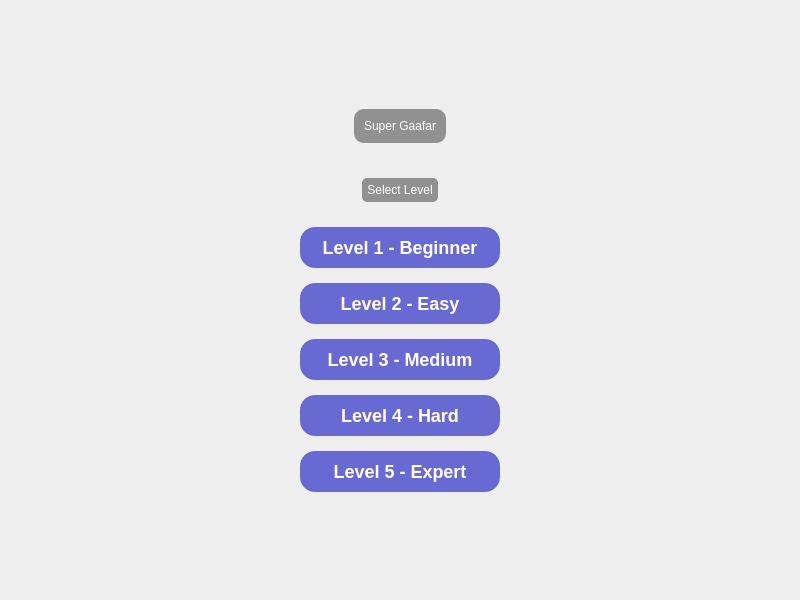
First picture: the form in Super-Gaafar/levelselection.ui, repository moh-any/Super-Gaafar, before the edit.
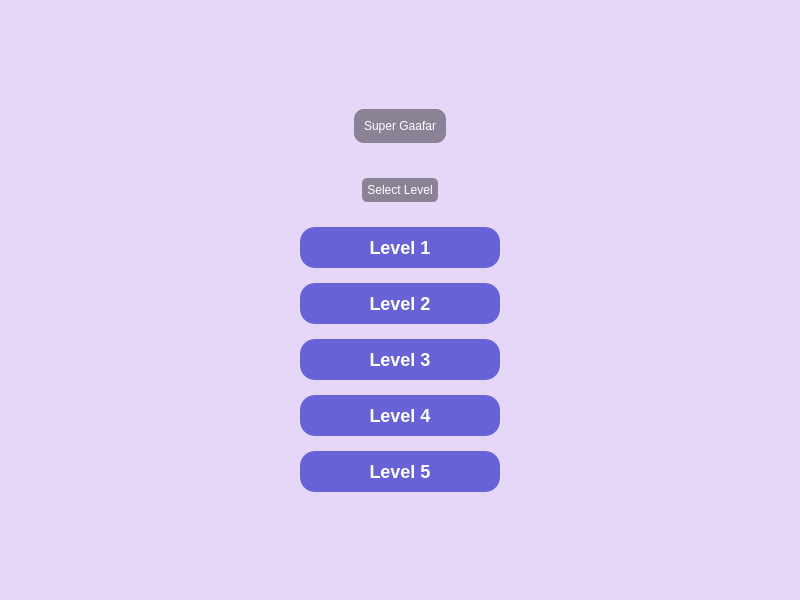
Second picture: the form after the edit. Icons and pictures are not drawn.

```diff
--- a/Super-Gaafar/levelselection.ui
+++ b/Super-Gaafar/levelselection.ui
@@ -14,7 +14,7 @@
    <string>Super Gaafar - Level Selection</string>
   </property>
   <property name="styleSheet">
-   <string notr="true">background-image: url(:/images/images/background.png);</string>
+   <string notr="true">background-color: #e6d6f7;</string>
   </property>
   <widget class="QWidget" name="centralwidget">
    <widget class="QWidget" name="contentContainer" native="true">
@@ -138,7 +138,7 @@
 }</string>
        </property>
        <property name="text">
-        <string>Level 1 - Beginner</string>
+        <string>Level 1</string>
        </property>
       </widget>
      </item>
@@ -170,7 +170,7 @@
 }</string>
        </property>
        <property name="text">
-        <string>Level 2 - Easy</string>
+        <string>Level 2</string>
        </property>
       </widget>
      </item>
@@ -202,7 +202,7 @@
 }</string>
        </property>
        <property name="text">
-        <string>Level 3 - Medium</string>
+        <string>Level 3</string>
        </property>
       </widget>
      </item>
@@ -234,7 +234,7 @@
 }</string>
        </property>
        <property name="text">
-        <string>Level 4 - Hard</string>
+        <string>Level 4</string>
        </property>
       </widget>
      </item>
@@ -266,7 +266,7 @@
 }</string>
        </property>
        <property name="text">
-        <string>Level 5 - Expert</string>
+        <string>Level 5</string>
        </property>
       </widget>
      </item>
```
Left out of the diff: 30 changed lines with no effect on the pictures.
